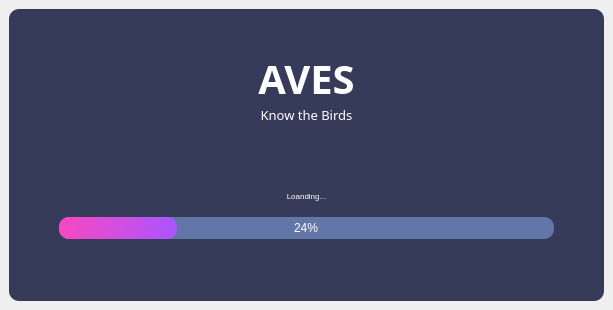
Before: the Qt Designer form UI/LoadingScreen.ui in aayush357/Aves, drawn with Qt 5.
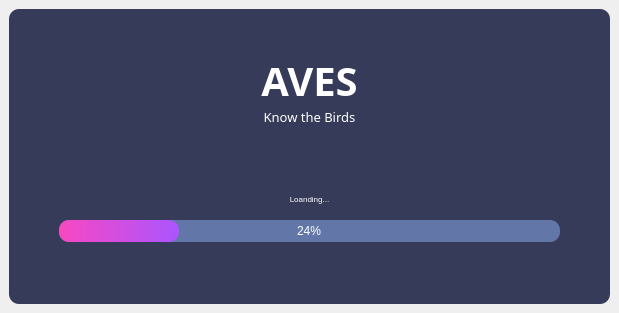
After: the same form once the commit is applied.

Commit message: Loading Screen

Diff of the .ui file:
```diff
--- a/UI/LoadingScreen.ui
+++ b/UI/LoadingScreen.ui
@@ -6,8 +6,8 @@
    <rect>
     <x>0</x>
     <y>0</y>
-    <width>613</width>
-    <height>310</height>
+    <width>619</width>
+    <height>313</height>
    </rect>
   </property>
   <property name="windowTitle">
```
